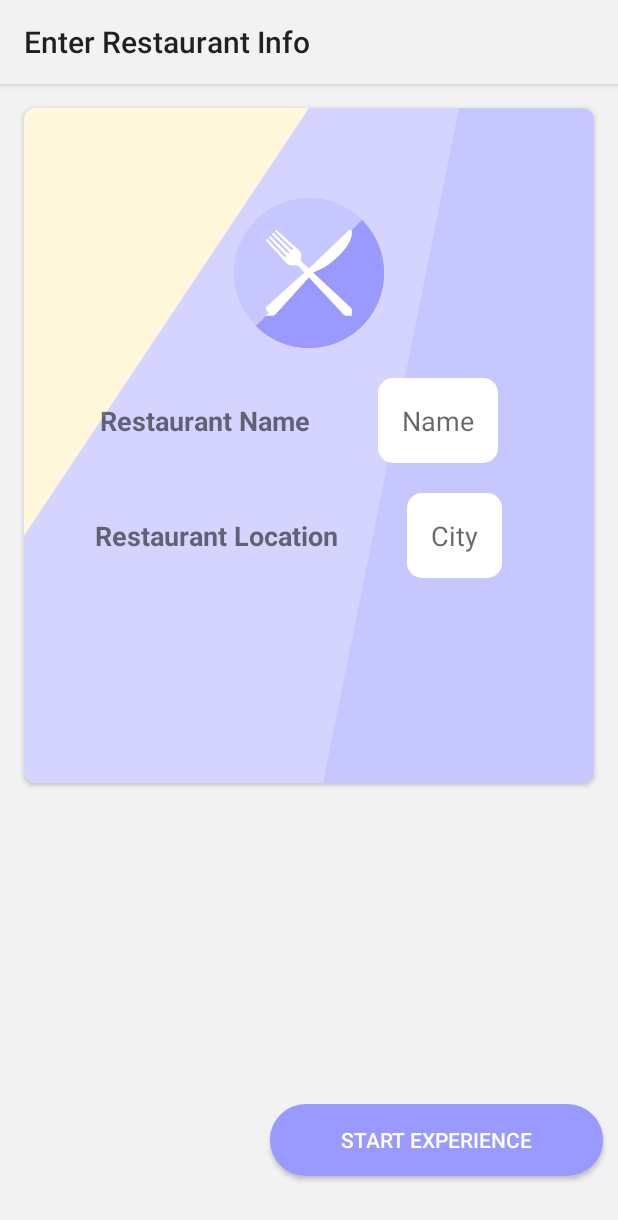
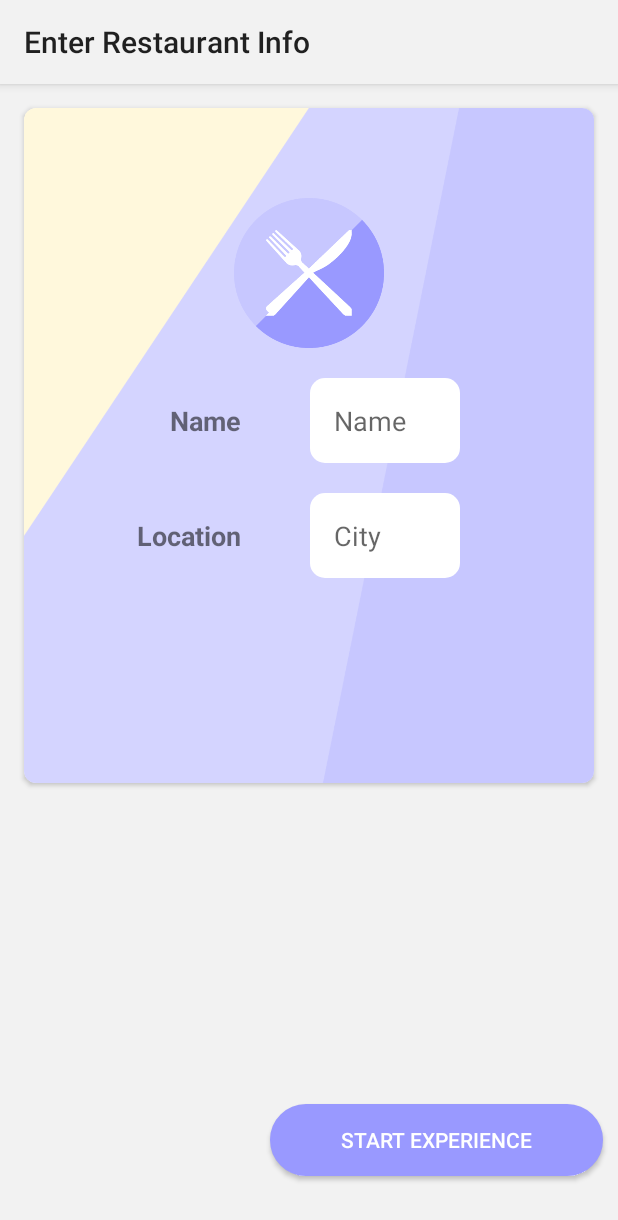
Before and after one commit to soobinchoi54/TipAppAndroid, an Android app: the NewRestaurantActivity screen opened directly, with no data from a screen before it, on a phone screen of 412 x 824 dp. Shown: the top 1220 px of the screen. Run offline under Robolectric (Android 15) with nearby library versions, the phone set to English and light mode, and no system bars.

Commit message:
change new experience layout (#54)

```diff
--- a/app/src/main/res/layout/activity_new_restaurant.xml
+++ b/app/src/main/res/layout/activity_new_restaurant.xml
@@ -35,21 +35,24 @@
                 android:layout_marginTop="20dp"
                 android:layout_width="wrap_content"
                 android:layout_height="wrap_content"
-                android:background="@android:color/transparent">
+                android:layout_alignEnd="@id/container2"
+                android:background="@android:color/transparent"
+                android:layout_alignRight="@id/container2">
+
                 <TextView
                     android:id="@+id/tvName"
                     android:layout_width="wrap_content"
                     android:layout_height="wrap_content"
+                    android:background="@android:color/transparent"
                     android:padding="16dp"
+                    android:text="Name"
                     android:textAlignment="center"
                     android:textSize="18dp"
-                    android:text="Restaurant Name"
-                    android:textStyle="bold"
-                    android:background="@android:color/transparent"/>
+                    android:textStyle="bold" />
 
                 <EditText
                     android:id="@+id/new_restaurant_name"
-                    android:layout_width="wrap_content"
+                    android:layout_width="100dp"
                     android:layout_height="wrap_content"
                     android:layout_toRightOf="@+id/tvName"
                     android:hint="Name"
@@ -77,13 +80,13 @@
                     android:padding="16dp"
                     android:textAlignment="center"
                     android:textSize="18dp"
-                    android:text="Restaurant Location"
+                    android:text="Location"
                     android:textStyle="bold"
                     android:background="@android:color/transparent"/>
 
                 <EditText
                     android:id="@+id/new_restaurant_location"
-                    android:layout_width="wrap_content"
+                    android:layout_width="100dp"
                     android:layout_height="wrap_content"
                     android:layout_toRightOf="@+id/tvLocation"
                     android:padding="16dp"
```
